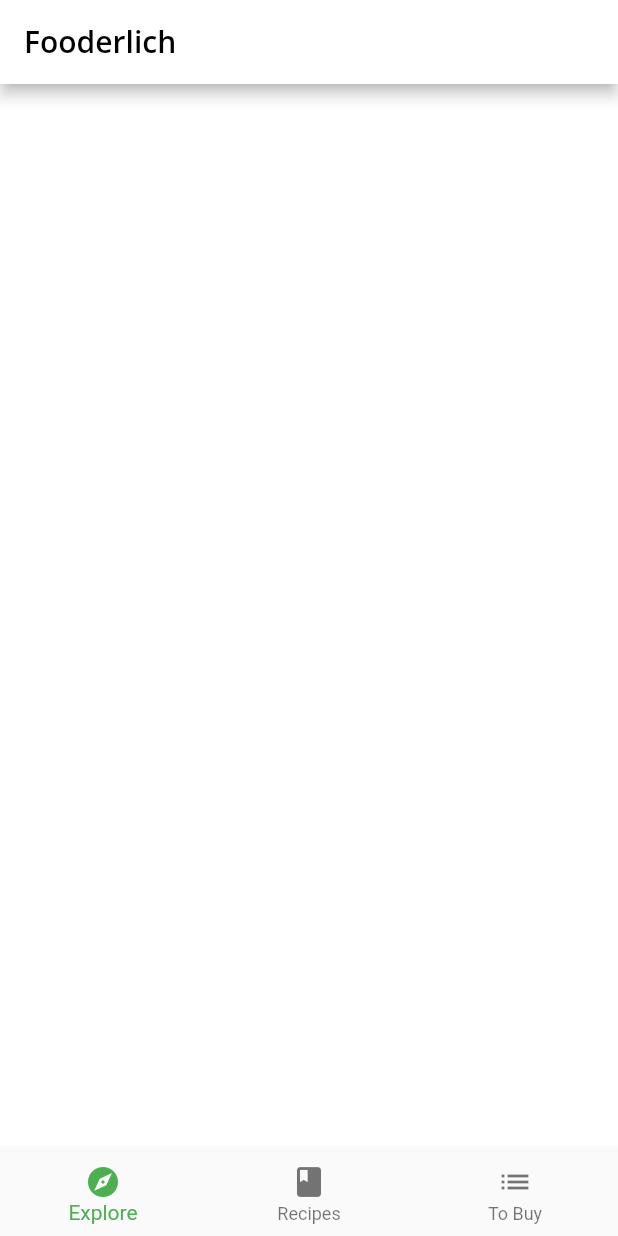
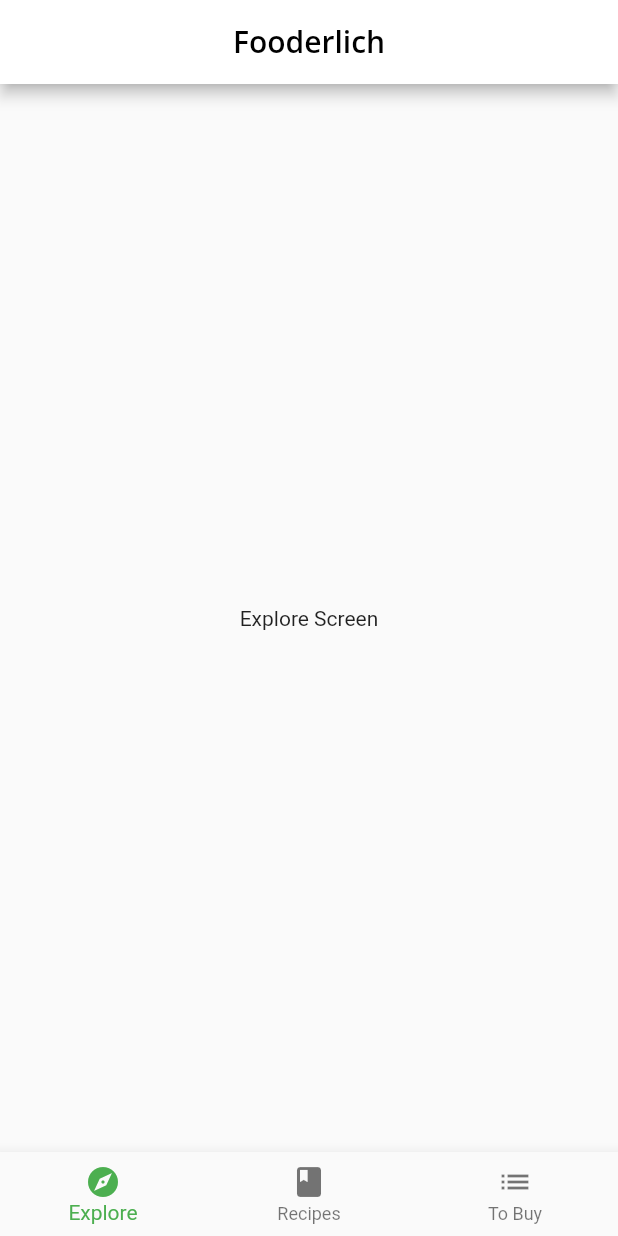
Before and after one commit to ghrms80/flta-ch05, a Flutter app: the screen it shows after launch, on a phone screen of 412 x 824 dp. Run offline on Flutter 3.47's test engine with Material 2 defaults, Android fonts, the phone set to English and light mode, and no system bars; our stand-ins replace google_fonts.

Commit message:
Setting up the Explore screen

```diff
--- a/lib/home.dart
+++ b/lib/home.dart
@@ -1,3 +1,4 @@
+import 'package:ch05_scrollable_widgets/screens/explore_screen.dart';
 import 'package:flutter/material.dart';
 
 class Home extends StatefulWidget {
@@ -11,8 +12,7 @@
   int _selectedIndex = 0;
 
   static List<Widget> pages = <Widget>[
-    // TODO: Replace with ExploreScreen
-    Container(color: Colors.white),
+    ExploreScreen(),
     // TODO: Replace with RecipesScreen
     Container(color: Colors.green),
     Container(color: Colors.blue),
@@ -32,6 +32,7 @@
           'Fooderlich',
           style: Theme.of(context).textTheme.headline6,
         ),
+        centerTitle: true,
       ),
       body: pages[_selectedIndex],
       bottomNavigationBar: BottomNavigationBar(
--- /dev/null
+++ b/lib/screens/explore_screen.dart
@@ -0,0 +1,18 @@
+import 'package:flutter/material.dart';
+
+import '../api/mock_fooderlich_service.dart';
+
+class ExploreScreen extends StatelessWidget {
+  // 1
+  final mockService = MockFooderlichService();
+  ExploreScreen({super.key});
+
+  @override
+  Widget build(BuildContext context) {
+    // 2
+    // TODO: Add TodayRecipeListView FutureBuilder
+    return const Center(
+      child: Text('Explore Screen'),
+    );
+  }
+}
```
